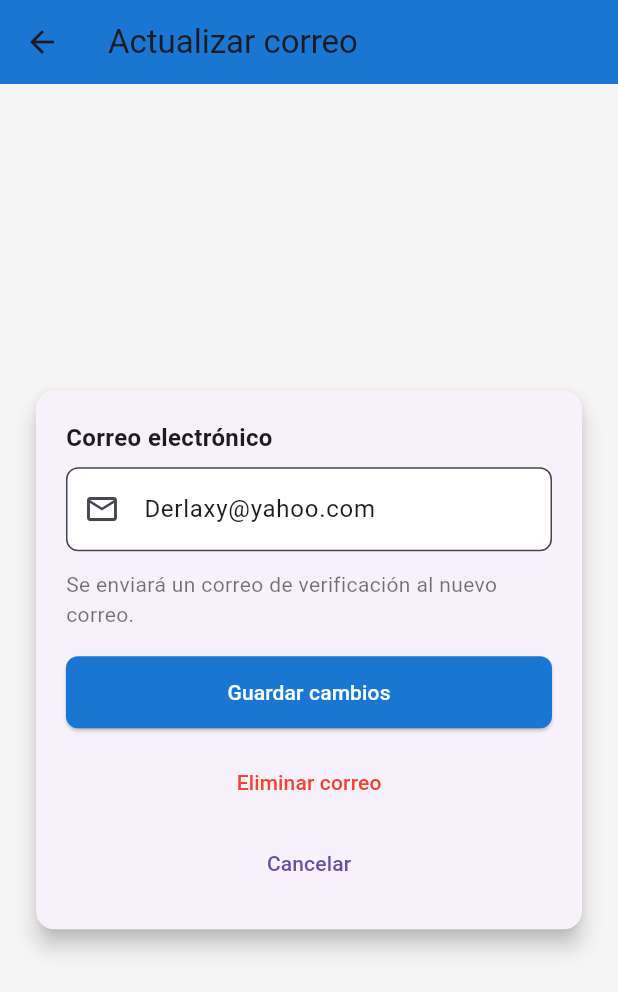
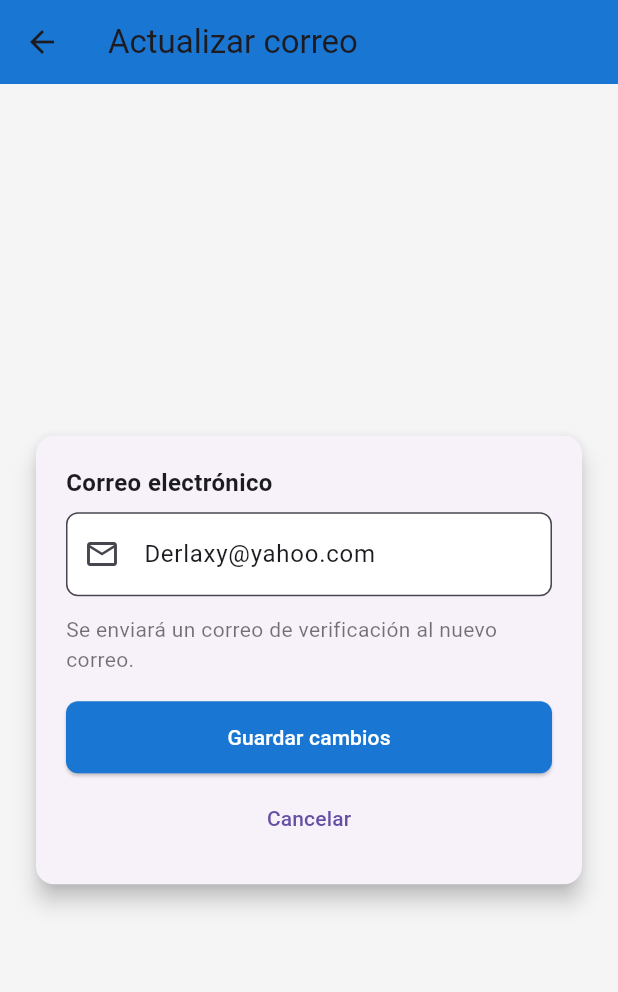
Before and after one commit to Macarorn/ecomerce_interfaz, a Flutter app: the ChangeEmailScreen screen opened directly, on a phone screen of 412 x 824 dp. Shown: the top 992 px of the screen. Run offline on Flutter 3.47's test engine with Material 3 defaults, Android fonts, the phone set to English and light mode, and no system bars; our stand-ins replace shared_preferences; accounts and stored records are empty.

Commit message:
fix error delete confirmation email

```diff
--- a/lib/screens/change_email.dart
+++ b/lib/screens/change_email.dart
@@ -1,5 +1,5 @@
 import 'package:flutter/material.dart';
-import 'delete_confirmation.dart';
+
 
 class ChangeEmailScreen extends StatefulWidget {
   const ChangeEmailScreen({Key? key}) : super(key: key);
@@ -29,18 +29,6 @@ class _ChangeEmailScreenState extends State<ChangeEmailScreen> {
     Navigator.maybePop(context, true);
   }
 
-  Future<void> _confirmDelete() async {
-    final result = await Navigator.push<bool>(
-      context,
-      MaterialPageRoute(builder: (_) => const DeleteConfirmationScreen()),
-    );
-    if (result == true) {
-      ScaffoldMessenger.of(
-        context,
-      ).showSnackBar(const SnackBar(content: Text('Correo eliminado')));
-      Navigator.maybePop(context, true);
-    }
-  }
 
   @override
   Widget build(BuildContext context) {
@@ -126,16 +114,6 @@ class _ChangeEmailScreenState extends State<ChangeEmailScreen> {
                             ),
                           ],
                         ),
-                        const SizedBox(height: 12),
-                        Center(
-                          child: TextButton(
-                            onPressed: _confirmDelete,
-                            style: TextButton.styleFrom(
-                              foregroundColor: Colors.red,
-                            ),
-                            child: const Text('Eliminar correo'),
-                          ),
-                        ),
                         const SizedBox(height: 6),
                         Center(
                           child: TextButton(
```
Also changed, not shown: 1 other file.
